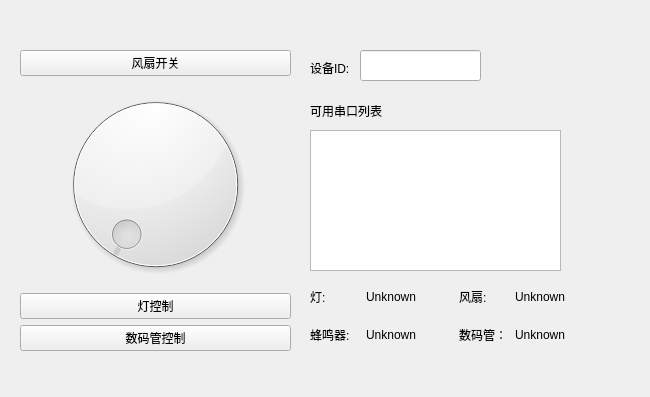
Above: devicecontroler.ui from WhereAreBugs/Cuit_project3 before the change. Below: the same form after it.
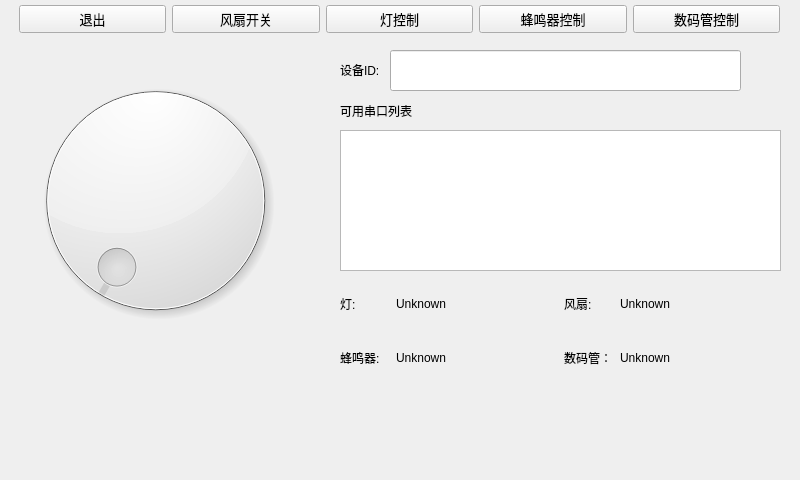
That is the form after the change. Icons and pictures are not drawn.

Diff of the .ui file:
```diff
--- a/devicecontroler.ui
+++ b/devicecontroler.ui
@@ -6,8 +6,8 @@
    <rect>
     <x>0</x>
     <y>0</y>
-    <width>650</width>
-    <height>397</height>
+    <width>800</width>
+    <height>480</height>
    </rect>
   </property>
   <property name="windowTitle">
@@ -28,30 +28,9 @@
    <layout class="QHBoxLayout" name="horizontalLayout">
     <item>
      <layout class="QVBoxLayout" name="verticalLayout">
-      <item>
-       <widget class="QPushButton" name="fanOnoff">
-        <property name="text">
-         <string>风扇开关</string>
-        </property>
-       </widget>
-      </item>
       <item>
        <widget class="QDial" name="FanSpeed"/>
       </item>
-      <item>
-       <widget class="QPushButton" name="ledOnoff">
-        <property name="text">
-         <string>灯控制</string>
-        </property>
-       </widget>
-      </item>
-      <item>
-       <widget class="QPushButton" name="hexOnoff">
-        <property name="text">
-         <string>数码管控制</string>
-        </property>
-       </widget>
-      </item>
      </layout>
     </item>
    </layout>
@@ -59,19 +38,22 @@
   <widget class="QListWidget" name="serialList">
    <property name="geometry">
     <rect>
-     <x>310</x>
+     <x>340</x>
      <y>130</y>
-     <width>251</width>
+     <width>441</width>
      <height>141</height>
     </rect>
    </property>
+   <property name="styleSheet">
+    <string notr="true"/>
+   </property>
   </widget>
   <widget class="QLabel" name="serialText">
    <property name="geometry">
     <rect>
-     <x>310</x>
+     <x>340</x>
      <y>100</y>
-     <width>121</width>
+     <width>161</width>
      <height>21</height>
     </rect>
    </property>
@@ -82,10 +64,10 @@
   <widget class="QLabel" name="label">
    <property name="geometry">
     <rect>
-     <x>310</x>
+     <x>340</x>
      <y>60</y>
-     <width>58</width>
-     <height>16</height>
+     <width>121</width>
+     <height>20</height>
     </rect>
    </property>
    <property name="text">
@@ -95,20 +77,20 @@
   <widget class="QLineEdit" name="IDset">
    <property name="geometry">
     <rect>
-     <x>360</x>
+     <x>390</x>
      <y>50</y>
-     <width>121</width>
-     <height>31</height>
+     <width>351</width>
+     <height>41</height>
     </rect>
    </property>
   </widget>
   <widget class="QWidget" name="layoutWidget">
    <property name="geometry">
     <rect>
-     <x>310</x>
+     <x>340</x>
      <y>280</y>
-     <width>291</width>
-     <height>71</height>
+     <width>441</width>
+     <height>101</height>
     </rect>
    </property>
    <layout class="QHBoxLayout" name="horizontalLayout_6">
@@ -218,6 +200,122 @@
     </item>
    </layout>
   </widget>
+  <widget class="QWidget" name="widget" native="true">
+   <property name="geometry">
+    <rect>
+     <x>-1</x>
+     <y>-1</y>
+     <width>801</width>
+     <height>481</height>
+    </rect>
+   </property>
+   <property name="styleSheet">
+    <string notr="true">#widget{border-image: url(:/images/6.jpg);}</string>
+   </property>
+   <widget class="QWidget" name="layoutWidget">
+    <property name="geometry">
+     <rect>
+      <x>20</x>
+      <y>0</y>
+      <width>761</width>
+      <height>41</height>
+     </rect>
+    </property>
+    <layout class="QHBoxLayout" name="horizontalLayout_7">
+     <item>
+      <widget class="QPushButton" name="exitButton">
+       <property name="font">
+        <font>
+         <pointsize>10</pointsize>
+        </font>
+       </property>
+       <property name="text">
+        <string>退出</string>
+       </property>
+       <property name="iconSize">
+        <size>
+         <width>16</width>
+         <height>16</height>
+        </size>
+       </property>
+      </widget>
+     </item>
+     <item>
+      <widget class="QPushButton" name="fanOnoff">
+       <property name="font">
+        <font>
+         <pointsize>10</pointsize>
+        </font>
+       </property>
+       <property name="text">
+        <string>风扇开关</string>
+       </property>
+       <property name="iconSize">
+        <size>
+         <width>16</width>
+         <height>16</height>
+        </size>
+       </property>
+      </widget>
+     </item>
+     <item>
+      <widget class="QPushButton" name="ledOnoff">
+       <property name="font">
+        <font>
+         <pointsize>10</pointsize>
+        </font>
+       </property>
+       <property name="text">
+        <string>灯控制</string>
+       </property>
+      </widget>
+     </item>
+     <item>
+      <widget class="QPushButton" name="buzzContorl">
+       <property name="font">
+        <font>
+         <pointsize>10</pointsize>
+        </font>
+       </property>
+       <property name="text">
+        <string>蜂鸣器控制</string>
+       </property>
+      </widget>
+     </item>
+     <item>
+      <widget class="QPushButton" name="hexOnoff">
+       <property name="font">
+        <font>
+         <pointsize>10</pointsize>
+        </font>
+       </property>
+       <property name="text">
+        <string>数码管控制</string>
+       </property>
+      </widget>
+     </item>
+    </layout>
+   </widget>
+  </widget>
+  <widget class="QWidget" name="layoutWidget">
+   <property name="geometry">
+    <rect>
+     <x>0</x>
+     <y>0</y>
+     <width>2</width>
+     <height>2</height>
+    </rect>
+   </property>
+   <layout class="QHBoxLayout" name="horizontalLayout_8"/>
+  </widget>
+  <zorder>layoutWidget</zorder>
+  <zorder>widget</zorder>
+  <zorder>horizontalLayoutWidget</zorder>
+  <zorder>serialList</zorder>
+  <zorder>serialText</zorder>
+  <zorder>label</zorder>
+  <zorder>IDset</zorder>
+  <zorder>layoutWidget</zorder>
  </widget>
  <resources/>
  <connections/>
```
